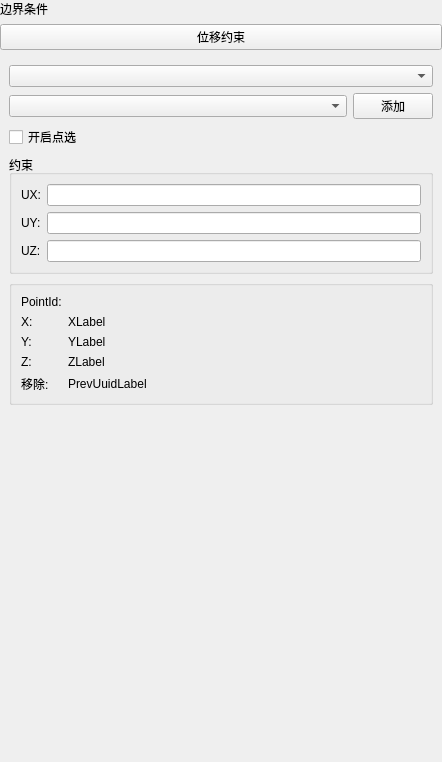
This is plugins/Base_PhysicalField/DisplacementConstraintWidget.ui in asd977/base_cae as Qt 5 draws it before an edit. The edited form follows.
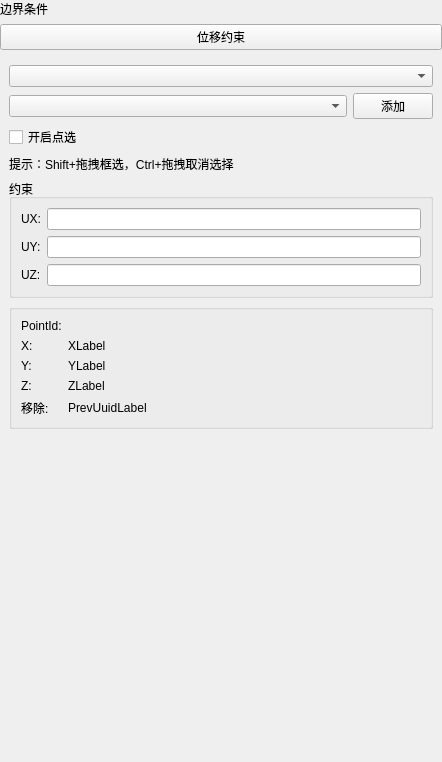
This is the edited form. Custom widgets are drawn as their Qt base class.

Commit message: Add box selection hints to pick pages

Diff of the .ui file:
```diff
--- a/plugins/Base_PhysicalField/DisplacementConstraintWidget.ui
+++ b/plugins/Base_PhysicalField/DisplacementConstraintWidget.ui
@@ -100,6 +100,16 @@
         </property>
        </widget>
       </item>
+      <item>
+       <widget class="QLabel" name="boxSelectHintLabel">
+        <property name="text">
+         <string>提示：Shift+拖拽框选，Ctrl+拖拽取消选择</string>
+        </property>
+        <property name="wordWrap">
+         <bool>true</bool>
+        </property>
+       </widget>
+      </item>
       <item>
        <widget class="QGroupBox" name="groupBox">
         <property name="title">
```
The commit also changes 13 other files.
